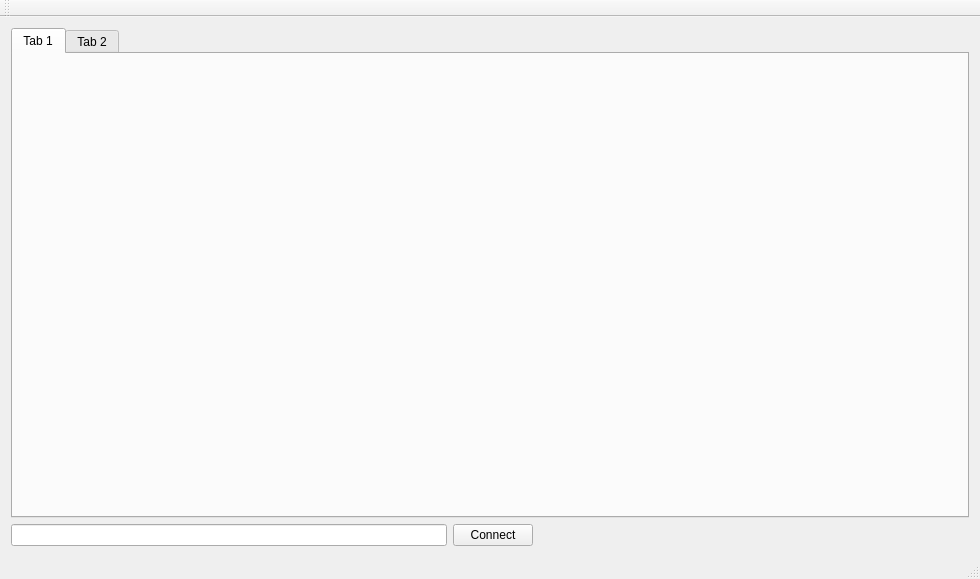
This is pc/Gui.ui in ArnaudValensi/waterbear-communication as Qt 5 draws it before an edit. The edited form follows.
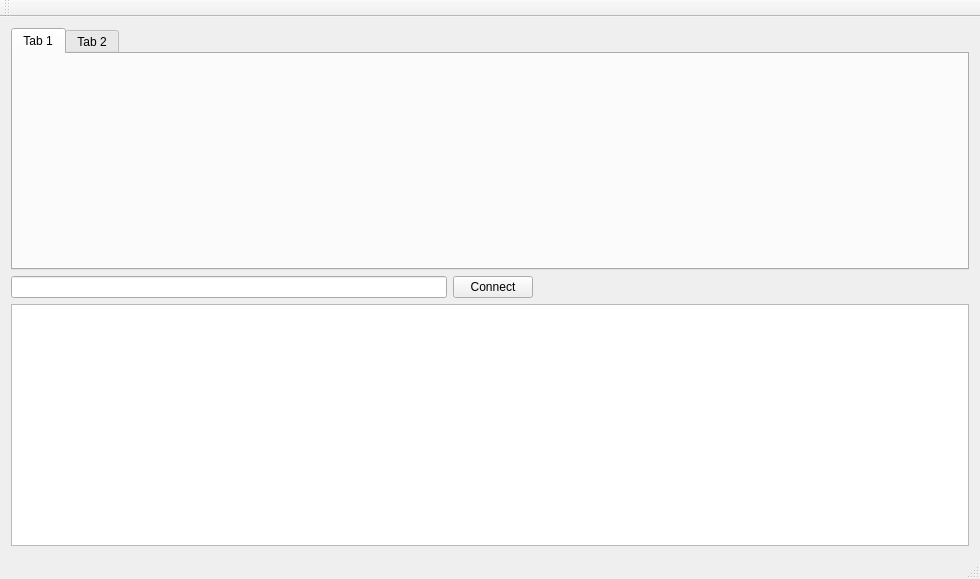
This is the edited form. The open tabs and pages were chosen to show the change.

Commit message: Added the arduino side program. Added an output console for the arduino on the pc side.

The edit to the form file:
```diff
--- a/pc/Gui.ui
+++ b/pc/Gui.ui
@@ -14,8 +14,8 @@
    <string>Gui</string>
   </property>
   <widget class="QWidget" name="centralWidget">
-   <layout class="QVBoxLayout" name="verticalLayout">
-    <item>
+   <layout class="QGridLayout" name="gridLayout">
+    <item row="0" column="0">
      <widget class="QTabWidget" name="tabWidget">
       <property name="currentIndex">
        <number>1</number>
@@ -1194,7 +1194,7 @@
       </widget>
      </widget>
     </item>
-    <item>
+    <item row="1" column="0">
      <layout class="QHBoxLayout" name="horizontalLayout_2">
       <item>
        <widget class="QLineEdit" name="lineEditPort"/>
@@ -1221,6 +1221,9 @@
       </item>
      </layout>
     </item>
+    <item row="2" column="0">
+     <widget class="QTextBrowser" name="textBrowserArduino"/>
+    </item>
    </layout>
   </widget>
   <widget class="QMenuBar" name="menuBar">
```
Left out of the diff: 4 changed lines with no effect on the pictures. The commit also changes 6 other files.
